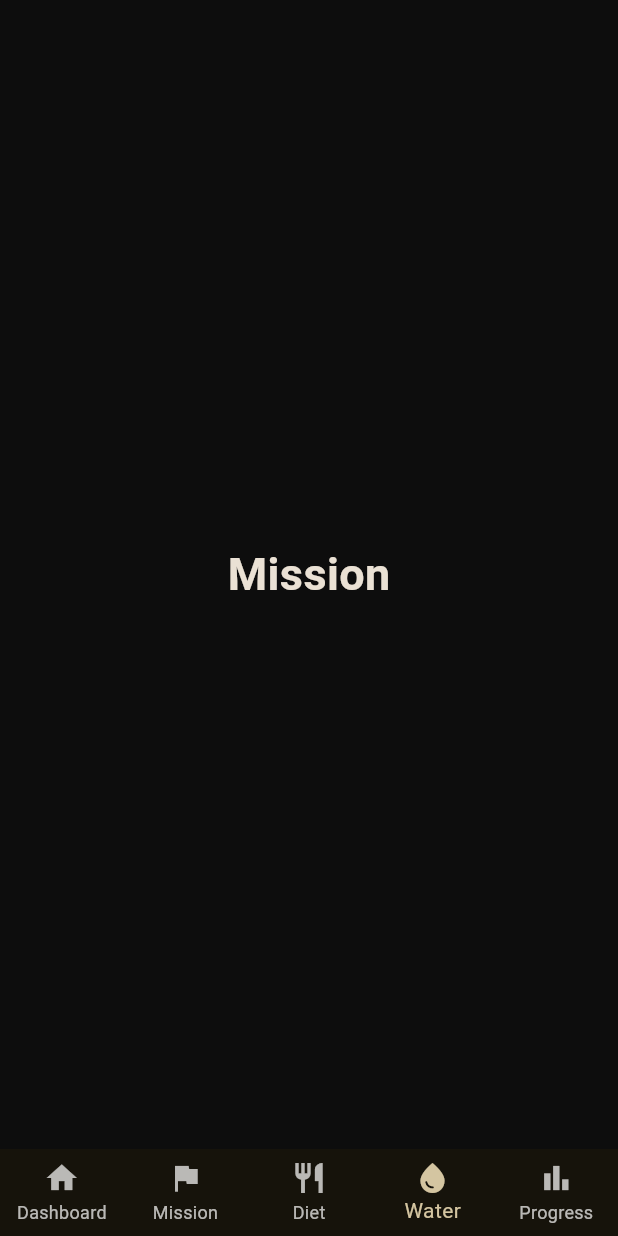
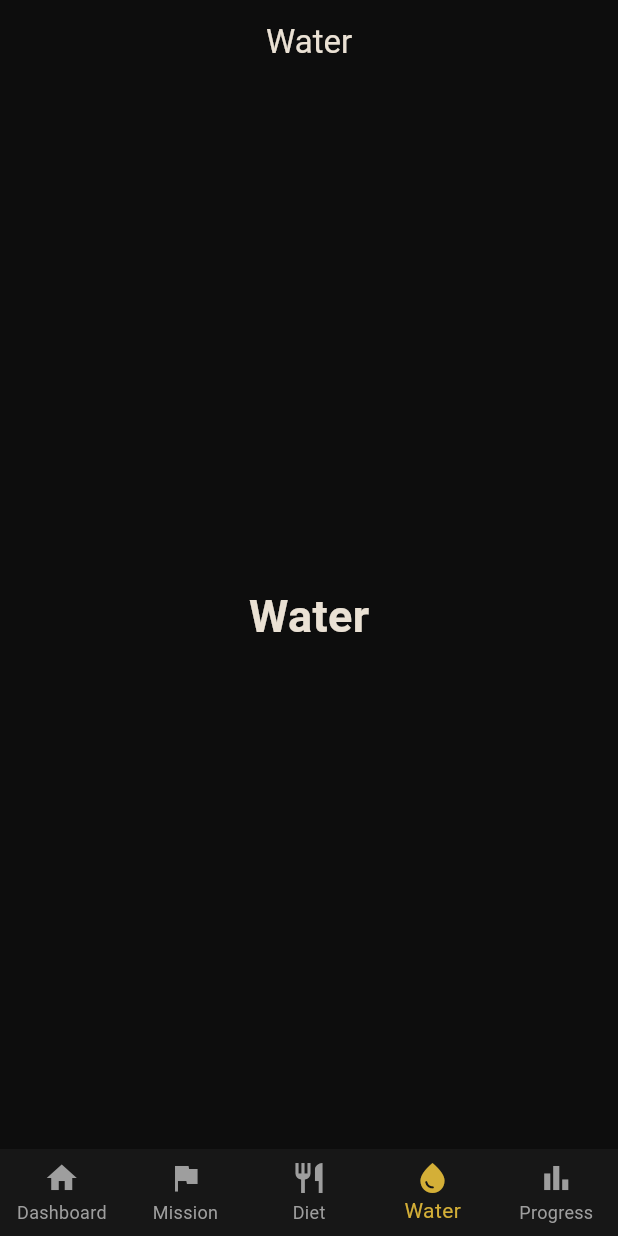
Before and after one commit to Arunnithis/shadyos, a Flutter app: the screen it shows after launch, item 4 of the bottom bar chosen, on a phone screen of 412 x 824 dp. Run offline on Flutter 3.47's test engine with Material 3 defaults, Android fonts, the phone set to English and light mode, and no system bars.

Commit message:
Add app bars to feature screens

```diff
--- a/lib/core/screens/home_screen.dart
+++ b/lib/core/screens/home_screen.dart
@@ -38,8 +38,6 @@ class _HomeScreenState extends State<HomeScreen> {
           });
         },
 
-        type: BottomNavigationBarType.fixed,
-
         items: const [
           BottomNavigationBarItem(icon: Icon(Icons.home), label: 'Dashboard'),
           BottomNavigationBarItem(icon: Icon(Icons.flag), label: 'Mission'),
--- a/lib/core/theme/app_theme.dart
+++ b/lib/core/theme/app_theme.dart
@@ -7,6 +7,7 @@ class AppTheme {
   static ThemeData get darkTheme {
     return ThemeData(
       brightness: Brightness.dark,
+
       scaffoldBackgroundColor: AppColors.background,
 
       colorScheme: ColorScheme.fromSeed(
@@ -19,6 +20,14 @@ class AppTheme {
         centerTitle: true,
         elevation: 0,
       ),
+
+      bottomNavigationBarTheme: const BottomNavigationBarThemeData(
+        backgroundColor: AppColors.card,
+        selectedItemColor: AppColors.gold,
+        unselectedItemColor: Colors.grey,
+        type: BottomNavigationBarType.fixed,
+        elevation: 0,
+      ),
     );
   }
 }
--- a/lib/features/dashboard/screens/dashboard_screen.dart
+++ b/lib/features/dashboard/screens/dashboard_screen.dart
@@ -10,6 +10,9 @@ class DashboardScreen extends StatelessWidget {
     return SafeArea(
       child: Scaffold(
         backgroundColor: AppColors.background,
+
+        appBar: AppBar(title: const Text("Dashboard")),
+
         body: Padding(
           padding: const EdgeInsets.all(20),
           child: Column(
--- a/lib/features/water/screens/water_screen.dart
+++ b/lib/features/water/screens/water_screen.dart
@@ -5,10 +5,11 @@ class WaterScreen extends StatelessWidget {
 
   @override
   Widget build(BuildContext context) {
-    return const Scaffold(
-      body: Center(
+    return Scaffold(
+      appBar: AppBar(title: const Text("Water")),
+      body: const Center(
         child: Text(
-          'Mission',
+          "Water",
           style: TextStyle(fontSize: 30, fontWeight: FontWeight.bold),
         ),
       ),
```
Also changed, not shown: lib/features/diet/screens/diet_screen.dart (+4 -3 lines), lib/features/mission/screens/mission_screen.dart (+4 -3 lines), lib/features/progress/screens/progress_screen.dart (+4 -3 lines).
